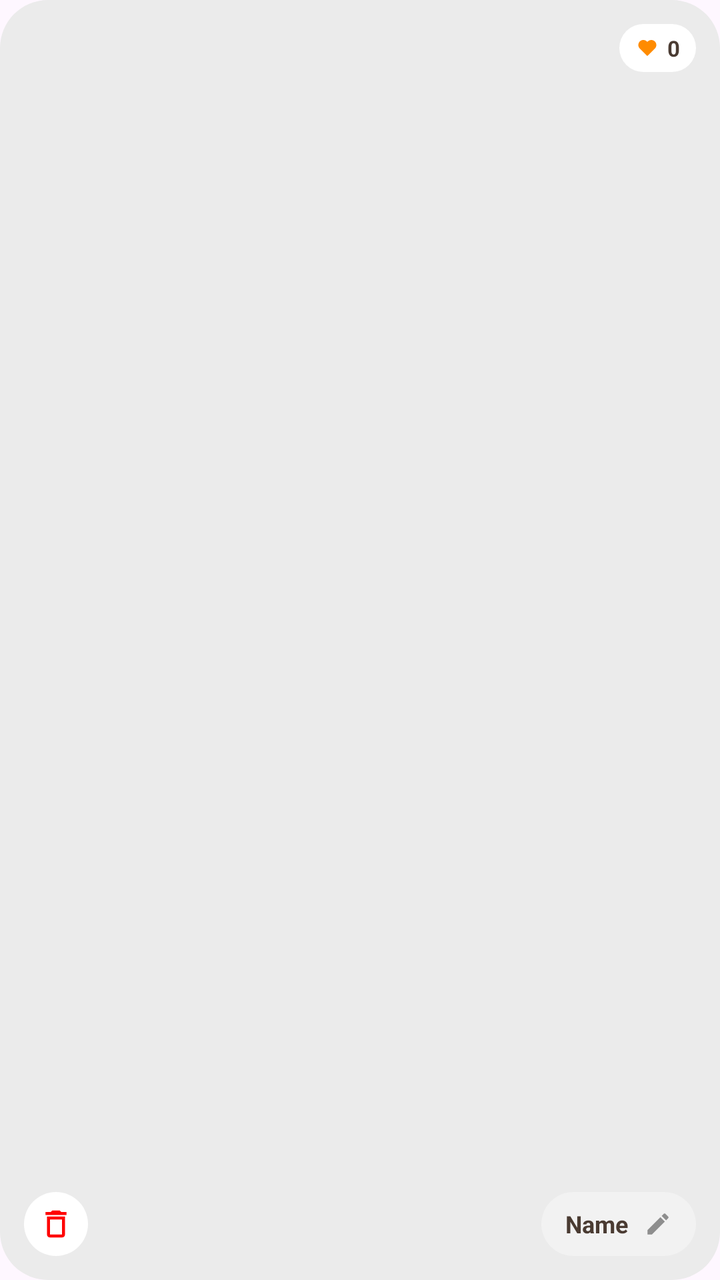
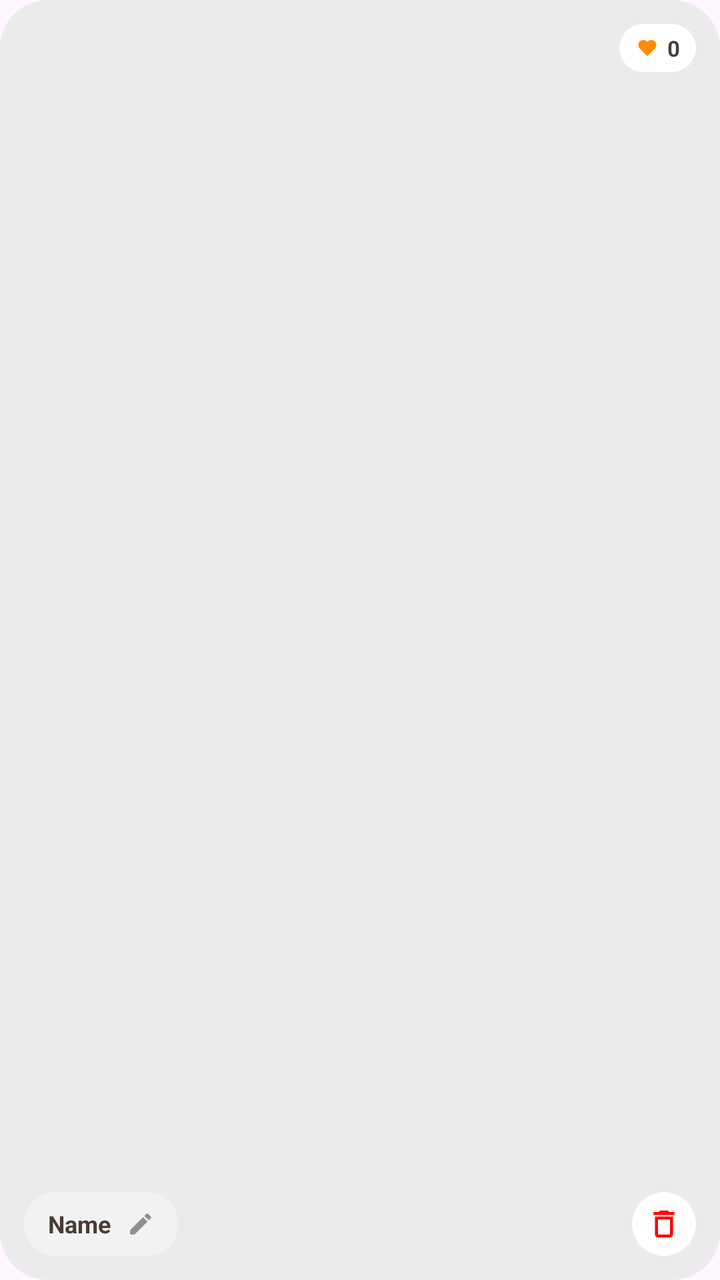

The first picture is an Android layout as it rendered before a commit; the second is the same layout after the commit. The layout source and the unified diff follow.
<!-- AndroidManifest.xml: application theme Theme.Paws -->
<!-- res/layout/item_recent_post.xml -->
<?xml version="1.0" encoding="utf-8"?>
<RelativeLayout xmlns:android="http://schemas.android.com/apk/res/android"
    android:layout_width="160dp"
    android:layout_height="200dp"
    android:layout_marginBottom="16dp"
    android:layout_marginEnd="16dp">

    
    <ImageView
        android:id="@+id/ivPostImage"
        android:layout_width="match_parent"
        android:layout_height="match_parent"
        android:scaleType="centerCrop"
        android:background="@drawable/bg_add_puppy_placeholder" />

    
    <LinearLayout
        android:id="@+id/containerLikesRecent"
        android:layout_width="wrap_content"
        android:layout_height="24dp"
        android:layout_alignParentEnd="true"
        android:layout_alignParentTop="true"
        android:layout_margin="12dp"
        android:background="@drawable/bg_likes_capsule"
        android:orientation="horizontal"
        android:gravity="center"
        android:paddingStart="8dp"
        android:paddingEnd="8dp">

        <ImageView
            android:layout_width="12dp"
            android:layout_height="12dp"
            android:src="@drawable/home_ic_heart_selected" />

        <TextView
            android:id="@+id/tvRecentLikesCount"
            android:layout_width="wrap_content"
            android:layout_height="wrap_content"
            android:layout_marginStart="4dp"
            android:text="0"
            android:textColor="#4A3B32"
            android:textSize="11sp"
            android:textStyle="bold" />
    </LinearLayout>

    
    <FrameLayout
        android:id="@+id/btnDeletePost"
        android:layout_width="32dp"
        android:layout_height="32dp"
        android:layout_alignParentBottom="true"
        android:layout_alignParentStart="true"
        android:layout_margin="12dp"
        android:background="@drawable/bg_white_circle"
        android:clickable="true"
        android:focusable="true">
        <ImageView
            android:layout_width="18dp"
            android:layout_height="18dp"
            android:layout_gravity="center"
            android:src="@drawable/ic_trash" />
    </FrameLayout>

    
    <LinearLayout
        android:layout_width="wrap_content"
        android:layout_height="32dp"
        android:layout_alignParentBottom="true"
        android:layout_alignParentEnd="true"
        android:layout_margin="12dp"
        android:background="@drawable/bg_profile_button"
        android:orientation="horizontal"
        android:gravity="center"
        android:paddingStart="12dp"
        android:paddingEnd="12dp">

        <TextView
            android:id="@+id/tvPostName"
            android:layout_width="wrap_content"
            android:layout_height="wrap_content"
            android:text="Name"
            android:textSize="12sp"
            android:textColor="#4A3B32"
            android:textStyle="bold" />

        <ImageView
            android:id="@+id/btnEditPost"
            android:layout_width="14dp"
            android:layout_height="14dp"
            android:layout_marginStart="8dp"
            android:src="@drawable/ic_edit_pencil" />
    </LinearLayout>

</RelativeLayout>
<!-- resources referenced by this layout -->
<resources>
  <!-- drawable bg_add_puppy_placeholder (drawable) -->
  <?xml version="1.0" encoding="utf-8"?>
  <shape xmlns:android="http://schemas.android.com/apk/res/android">
      <solid android:color="#EBEBEB" />
      <corners android:radius="24dp" />
  </shape>
  <!-- drawable bg_likes_capsule (drawable) -->
  <?xml version="1.0" encoding="utf-8"?>
  <shape xmlns:android="http://schemas.android.com/apk/res/android">
      <solid android:color="#FFFFFF" />
      <corners android:radius="20dp" />
  </shape>
  <!-- drawable bg_profile_button (drawable) -->
  <?xml version="1.0" encoding="utf-8"?>
  <shape xmlns:android="http://schemas.android.com/apk/res/android">
      <solid android:color="#F2F2F2" />
      <corners android:radius="20dp" />
  </shape>
  <!-- drawable bg_white_circle (drawable) -->
  <?xml version="1.0" encoding="utf-8"?>
  <shape xmlns:android="http://schemas.android.com/apk/res/android">
      <solid android:color="#FFFFFF" />
      <corners android:radius="20dp" />
  </shape>
  <!-- drawable home_ic_heart_selected (drawable) -->
  <vector xmlns:android="http://schemas.android.com/apk/res/android"
      android:width="24dp"
      android:height="24dp"
      android:viewportWidth="50"
      android:viewportHeight="50">
      <path
          android:fillColor="#FF8B00"
          android:pathData="M40.625,26.1917L25,41.6667L9.375,26.1917C8.3444,25.1888 7.5326,23.9834 6.9907,22.6513C6.4488,21.3193 6.1887,19.8895 6.2265,18.4519C6.2644,17.0144 6.5995,15.6003 7.2107,14.2986C7.822,12.997 8.6961,11.8359 9.7781,10.8887C10.8601,9.9415 12.1264,9.2285 13.4975,8.7948C14.8686,8.361 16.3146,8.2158 17.7445,8.3683C19.1744,8.5209 20.5573,8.9678 21.806,9.6811C23.0547,10.3943 24.1422,11.3583 25,12.5125C25.8615,11.3667 26.9503,10.4111 28.1981,9.7054C29.4459,8.9998 30.826,8.5593 32.2519,8.4115C33.6778,8.2637 35.1189,8.4119 36.4849,8.8467C37.8509,9.2814 39.1125,9.9935 40.1907,10.9383C41.2689,11.883 42.1404,13.0402 42.7509,14.3373C43.3613,15.6344 43.6974,17.0435 43.7381,18.4765C43.7789,19.9094 43.5234,21.3354 42.9878,22.6651C42.4521,23.9948 41.6477,25.1996 40.625,26.2042" />
  </vector>
  <!-- drawable ic_edit_pencil (drawable) -->
  <vector xmlns:android="http://schemas.android.com/apk/res/android"
      android:width="24dp"
      android:height="24dp"
      android:viewportWidth="24"
      android:viewportHeight="24">
      <path
          android:fillColor="#8E8E8E"
          android:pathData="M3,17.25V21h3.75L17.81,9.94l-3.75,-3.75L3,17.25zM20.71,7.04c0.39,-0.39 0.39,-1.02 0,-1.41l-2.34,-2.34c-0.39,-0.39 -1.02,-0.39 -1.41,0l-1.83,1.83 3.75,3.75 1.83,-1.83z" />
  </vector>
  <!-- drawable ic_trash (drawable) -->
  <vector xmlns:android="http://schemas.android.com/apk/res/android"
      android:width="24dp"
      android:height="24dp"
      android:viewportWidth="24"
      android:viewportHeight="24">
      <path
          android:fillColor="#FF0000"
          android:pathData="M16,9v10H8V9h8m-1.5,-6h-5l-1,1H5v2h14V4h-3.5l-1,-1zM18,7H6v12c0,1.1 0.9,2 2,2h8c1.1,0 2,-0.9 2,-2V7z" />
  </vector>
  <style name="Theme.Paws" parent="Base.Theme.Paws" />
  <style name="Base.Theme.Paws" parent="Theme.Material3.DayNight.NoActionBar">
  
          
          <item name="android:statusBarColor">#FFFFFF</item>
  
          
          <item name="android:windowLightStatusBar">true</item>
  
      </style>
</resources>

<!-- the commit's change to res/layout/item_recent_post.xml (unified diff, before → after) -->
@@ -49,7 +49,7 @@
         android:layout_width="32dp"
         android:layout_height="32dp"
         android:layout_alignParentBottom="true"
-        android:layout_alignParentStart="true"
+        android:layout_alignParentEnd="true"
         android:layout_margin="12dp"
         android:background="@drawable/bg_white_circle"
         android:clickable="true"
@@ -66,7 +66,7 @@
         android:layout_width="wrap_content"
         android:layout_height="32dp"
         android:layout_alignParentBottom="true"
-        android:layout_alignParentEnd="true"
+        android:layout_alignParentStart="true"
         android:layout_margin="12dp"
         android:background="@drawable/bg_profile_button"
         android:orientation="horizontal"
